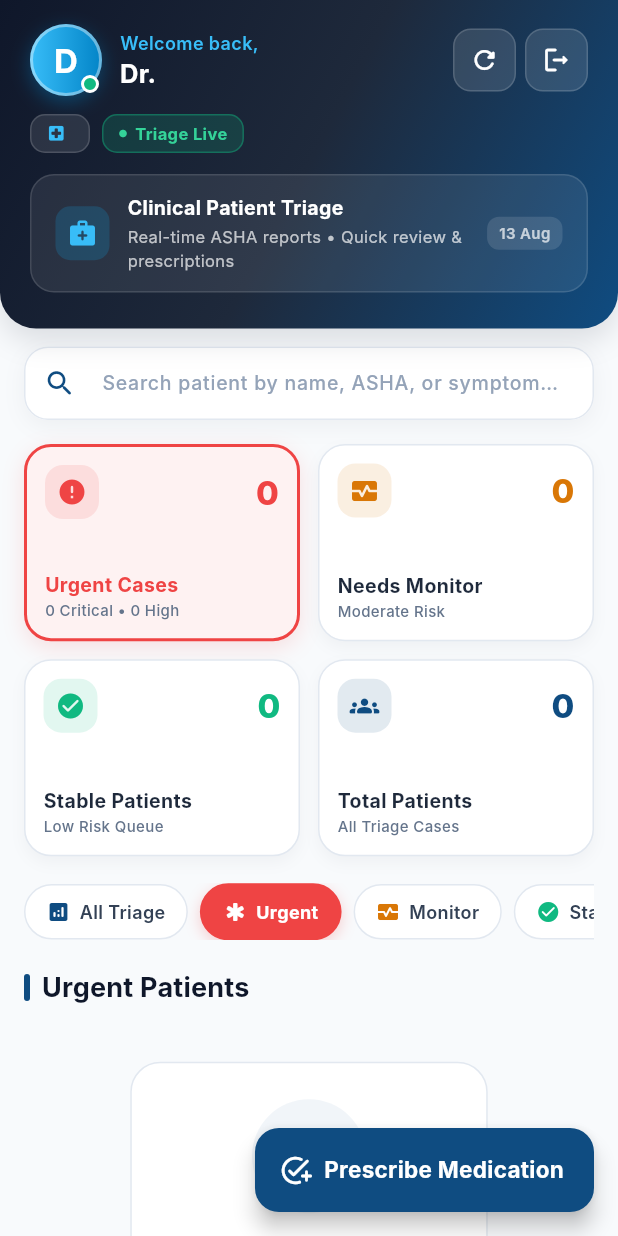
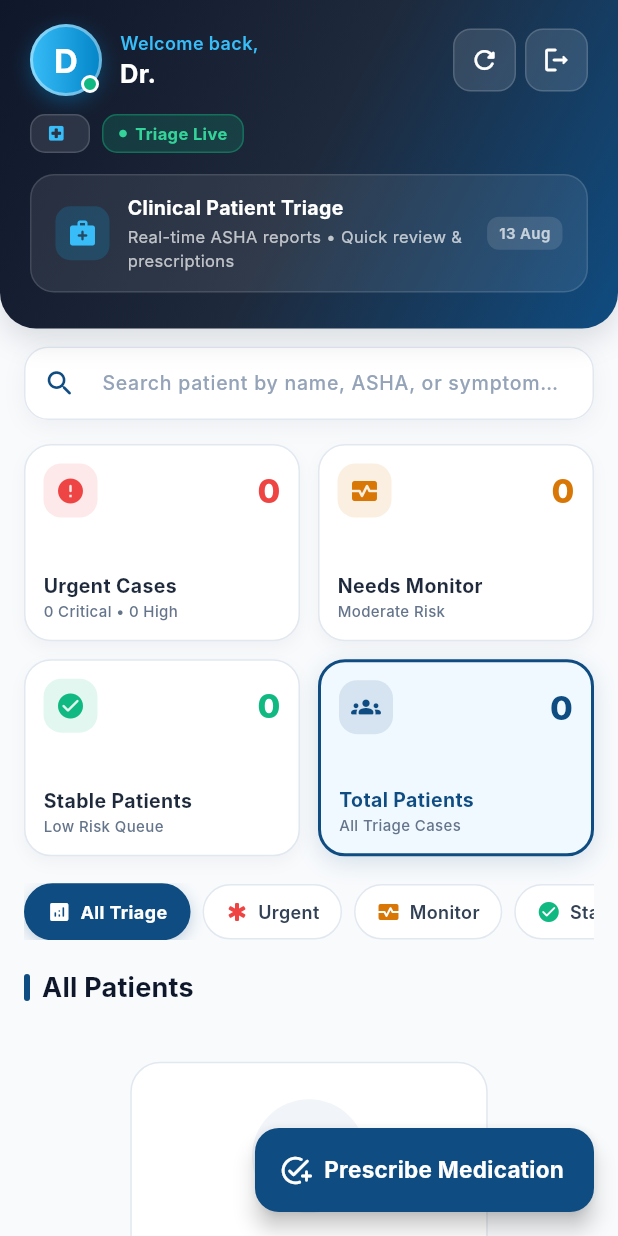
Before and after one commit to vj-shrinath/ashaSaathi, a Flutter app: the DoctorDashboardScreen screen opened by its route, on a phone screen of 412 x 824 dp. Run offline on Flutter 3.47's test engine with Material 3 defaults, Android fonts, the phone set to English and light mode, and no system bars; our stand-ins replace audioplayers, flutter_dotenv, flutter_riverpod, go_router, pdf, printing and 1 more; missing offline and left inert: record; accounts and stored records are empty; Roboto replaces fonts that are missing (Inter).

Commit message:
Fix doctor dashboard zero initial counts and stream re-creation state bug

```diff
--- a/app/lib/presentation/screens/doctor_dashboard.dart
+++ b/app/lib/presentation/screens/doctor_dashboard.dart
@@ -15,7 +15,7 @@ class DoctorDashboardScreen extends StatefulWidget {
 
 class _DoctorDashboardScreenState extends State<DoctorDashboardScreen>
     with SingleTickerProviderStateMixin {
-  _DashboardFilter _selectedFilter = _DashboardFilter.urgent;
+  _DashboardFilter _selectedFilter = _DashboardFilter.allPatients;
   bool _loadingScope = true;
   Set<String> _scopedAshaIds = {};
   String? _doctorId;
@@ -23,10 +23,12 @@ class _DoctorDashboardScreenState extends State<DoctorDashboardScreen>
   String? _phcName;
   final TextEditingController _searchController = TextEditingController();
   String _searchQuery = '';
+  late final Stream<List<TriageReport>> _triageStream;
 
   @override
   void initState() {
     super.initState();
+    _triageStream = FirebaseService.watchTriageReports();
     _loadDoctorScope();
     _searchController.addListener(() {
       setState(() {
@@ -214,6 +216,7 @@ class _DoctorDashboardScreenState extends State<DoctorDashboardScreen>
 
                     // 3. Triage Risk Summary Grid
                     _SummaryGrid(
+                      stream: _triageStream,
                       selectedFilter: _selectedFilter,
                       onSelected: (filter) => setState(() => _selectedFilter = filter),
                       myAshaIds: _scopedAshaIds,
@@ -277,6 +280,7 @@ class _DoctorDashboardScreenState extends State<DoctorDashboardScreen>
 
                     // 6. Patient Feed Content List
                     _PatientFeedPanel(
+                      stream: _triageStream,
                       filter: _selectedFilter,
                       myAshaIds: _scopedAshaIds,
                       doctorId: _doctorId,
@@ -704,11 +708,13 @@ class _SearchBar extends StatelessWidget {
 // SUMMARY GRID
 // ─────────────────────────────────────────────────────────────────────────────
 class _SummaryGrid extends StatelessWidget {
+  final Stream<List<TriageReport>> stream;
   final _DashboardFilter selectedFilter;
   final ValueChanged<_DashboardFilter> onSelected;
   final Set<String> myAshaIds;
 
   const _SummaryGrid({
+    required this.stream,
     required this.selectedFilter,
     required this.onSelected,
     required this.myAshaIds,
@@ -717,8 +723,9 @@ class _SummaryGrid extends StatelessWidget {
   @override
   Widget build(BuildContext context) {
     return StreamBuilder<List<TriageReport>>(
-      stream: FirebaseService.watchTriageReports(),
+      stream: stream,
       builder: (context, snapshot) {
+        final isLoading = snapshot.connectionState == ConnectionState.waiting && !snapshot.hasData;
         final rawReports = snapshot.data ?? [];
         final reports = myAshaIds.isNotEmpty
             ? rawReports.where((r) => myAshaIds.contains(r.ashaId)).toList()
@@ -733,6 +740,11 @@ class _SummaryGrid extends StatelessWidget {
         final yellow = unique.where((r) => r.triageResult.riskCategory == 'Yellow').length;
         final green = unique.where((r) => r.triageResult.riskCategory == 'Green').length;
 
+        final urgentVal = isLoading ? '...' : '${red + orange}';
+        final monitorVal = isLoading ? '...' : '$yellow';
+        final stableVal = isLoading ? '...' : '$green';
+        final totalVal = isLoading ? '...' : '${unique.length}';
+
         return GridView.count(
           crossAxisCount: 2,
           shrinkWrap: true,
@@ -743,7 +755,7 @@ class _SummaryGrid extends StatelessWidget {
           children: [
             _StatCard(
               label: 'Urgent Cases',
-              value: '${red + orange}',
+              value: urgentVal,
               subLabel: '$red Critical • $orange High',
               color: const Color(0xFFEF4444),
               bgColor: const Color(0xFFFEF2F2),
@@ -753,7 +765,7 @@ class _SummaryGrid extends StatelessWidget {
             ),
             _StatCard(
               label: 'Needs Monitor',
-              value: '$yellow',
+              value: monitorVal,
               subLabel: 'Moderate Risk',
               color: const Color(0xFFD97706),
               bgColor: const Color(0xFFFEF3C7),
@@ -763,7 +775,7 @@ class _SummaryGrid extends StatelessWidget {
             ),
             _StatCard(
               label: 'Stable Patients',
-              value: '$green',
+              value: stableVal,
               subLabel: 'Low Risk Queue',
               color: const Color(0xFF10B981),
               bgColor: const Color(0xFFECFDF5),
@@ -773,7 +785,7 @@ class _SummaryGrid extends StatelessWidget {
             ),
             _StatCard(
               label: 'Total Patients',
-              value: '${unique.length}',
+              value: totalVal,
               subLabel: 'All Triage Cases',
               color: const Color(0xFF0F4C81),
               bgColor: const Color(0xFFF0F9FF),
@@ -976,12 +988,14 @@ class _SectionPills extends StatelessWidget {
 // PATIENT FEED PANEL
 // ─────────────────────────────────────────────────────────────────────────────
 class _PatientFeedPanel extends StatelessWidget {
+  final Stream<List<TriageReport>> stream;
   final _DashboardFilter filter;
   final Set<String> myAshaIds;
   final String? doctorId;
   final String searchQuery;
 
   const _PatientFeedPanel({
+    required this.stream,
     required this.filter,
     required this.myAshaIds,
     required this.doctorId,
@@ -991,7 +1005,7 @@ class _PatientFeedPanel extends StatelessWidget {
   @override
   Widget build(BuildContext context) {
     if (filter == _DashboardFilter.pending) {
-      return _PendingReviewTab(myAshaIds: myAshaIds, searchQuery: searchQuery);
+      return _PendingReviewTab(stream: stream, myAshaIds: myAshaIds, searchQuery: searchQuery);
     }
     if (filter == _DashboardFilter.prescriptions) {
       return _PrescriptionsTab(doctorId: doctorId, searchQuery: searchQuery);
@@ -1001,7 +1015,7 @@ class _PatientFeedPanel extends StatelessWidget {
     }
 
     return StreamBuilder<List<TriageReport>>(
-      stream: FirebaseService.watchTriageReports(),
+      stream: stream,
       builder: (context, snapshot) {
         if (snapshot.connectionState == ConnectionState.waiting && !snapshot.hasData) {
           return const Padding(
@@ -1438,10 +1452,12 @@ class _PatientTriageTile extends StatelessWidget {
 // PENDING REVIEW TAB
 // ─────────────────────────────────────────────────────────────────────────────
 class _PendingReviewTab extends StatelessWidget {
+  final Stream<List<TriageReport>> stream;
   final Set<String> myAshaIds;
   final String searchQuery;
 
   const _PendingReviewTab({
+    required this.stream,
     required this.myAshaIds,
     required this.searchQuery,
   });
@@ -1449,7 +1465,7 @@ class _PendingReviewTab extends StatelessWidget {
   @override
   Widget build(BuildContext context) {
     return StreamBuilder<List<TriageReport>>(
-      stream: FirebaseService.watchTriageReports(),
+      stream: stream,
       builder: (context, snapshot) {
         if (snapshot.connectionState == ConnectionState.waiting && !snapshot.hasData) {
           return const Padding(
```
Also changed, not shown: app/lib/presentation/screens/doctor_patient_list_screen.dart (+8 -1 lines).
